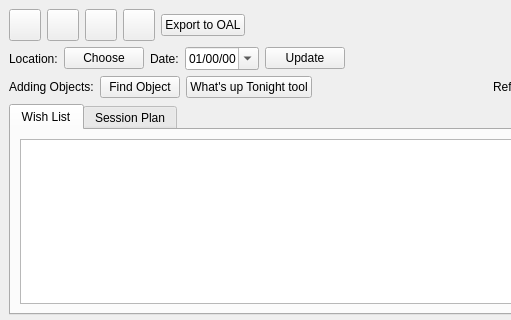
First picture: the form in kstars/tools/observinglist.ui, repository KDE/kstars, before the edit; both pictures show x 0 to 511 and y 0 to 320 of the 837 by 650 pixel window.
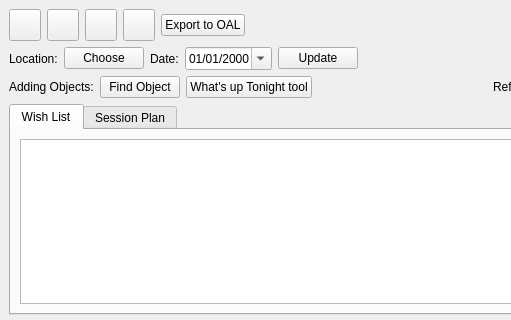
Second picture: the form after the edit. Custom widgets are drawn as their Qt base class.

Commit message: Fix date format BUGS:99661 FIXED-IN:16.08

```diff
--- a/kstars/tools/observinglist.ui
+++ b/kstars/tools/observinglist.ui
@@ -267,7 +267,7 @@
         <bool>false</bool>
        </property>
        <property name="displayFormat">
-        <string>dd/mm/yy</string>
+        <string>dd/MM/yyyy</string>
        </property>
        <property name="calendarPopup">
         <bool>true</bool>
```
